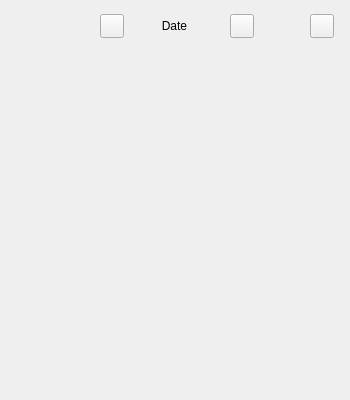
Above: mainwindow.ui from oyxong123/Yx_RoutineTracker before the change. Below: the same form after it.
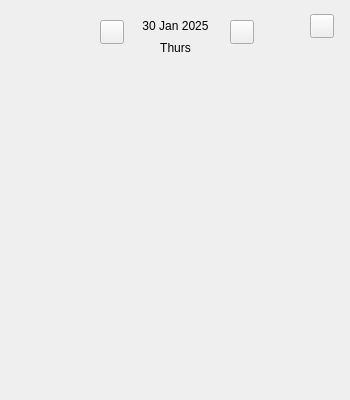
That is the form after the change. Icons and pictures are not drawn.

Patch:
```diff
--- a/mainwindow.ui
+++ b/mainwindow.ui
@@ -33,14 +33,14 @@
    <widget class="QLabel" name="lblDate">
     <property name="geometry">
      <rect>
-      <x>150</x>
+      <x>140</x>
       <y>18</y>
-      <width>49</width>
+      <width>71</width>
       <height>16</height>
      </rect>
     </property>
     <property name="text">
-     <string>Date</string>
+     <string>30 Jan 2025</string>
     </property>
     <property name="alignment">
      <set>Qt::AlignmentFlag::AlignCenter</set>
@@ -60,7 +60,7 @@
     <property name="geometry">
      <rect>
       <x>100</x>
-      <y>14</y>
+      <y>20</y>
       <width>24</width>
       <height>24</height>
      </rect>
@@ -76,7 +76,7 @@
     <property name="geometry">
      <rect>
       <x>230</x>
-      <y>14</y>
+      <y>20</y>
       <width>24</width>
       <height>24</height>
      </rect>
@@ -85,7 +85,23 @@
      <string/>
     </property>
     <property name="icon">
-     <iconset theme="QIcon::ThemeIcon::GoPrevious"/>
+     <iconset theme="QIcon::ThemeIcon::GoNext"/>
+    </property>
+   </widget>
+   <widget class="QLabel" name="lblDay">
+    <property name="geometry">
+     <rect>
+      <x>140</x>
+      <y>40</y>
+      <width>71</width>
+      <height>16</height>
+     </rect>
+    </property>
+    <property name="text">
+     <string>Thurs</string>
+    </property>
+    <property name="alignment">
+     <set>Qt::AlignmentFlag::AlignCenter</set>
     </property>
    </widget>
   </widget>
```
